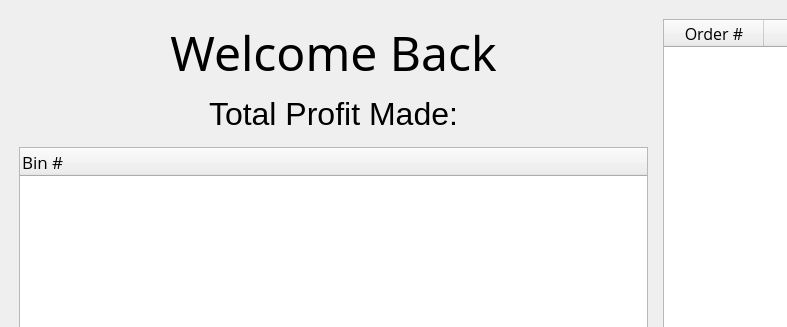
The window that cli_challenge/frontend/frontend.ui (JFielding7/CLI-Inventory-Managment-System) describes before a commit, drawn with Qt 5; both pictures show x 0 to 787 and y 0 to 327 of the 1311 by 835 pixel window.
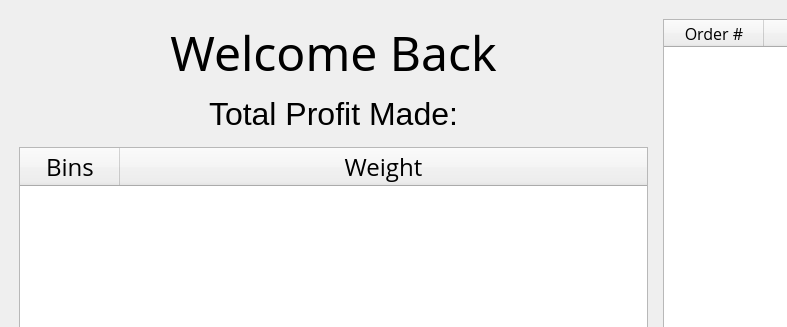
The same window after the commit.

Patch:
```diff
--- a/cli_challenge/frontend/frontend.ui
+++ b/cli_challenge/frontend/frontend.ui
@@ -92,13 +92,35 @@
            <widget class="QTreeWidget" name="bins">
             <column>
              <property name="text">
-              <string>Bin #</string>
+              <string>Bins</string>
              </property>
              <property name="font">
               <font>
                <family>Open Sans</family>
-               <pointsize>13</pointsize>
+               <pointsize>18</pointsize>
               </font>
+             </property>
+             <property name="textAlignment">
+              <set>AlignCenter</set>
+             </property>
+            </column>
+            <column>
+             <property name="text">
+              <string>Weight</string>
+             </property>
+             <property name="font">
+              <font>
+               <family>Open Sans</family>
+               <pointsize>18</pointsize>
+              </font>
+             </property>
+             <property name="textAlignment">
+              <set>AlignCenter</set>
+             </property>
+            </column>
+            <column>
+             <property name="text">
+              <string/>
              </property>
             </column>
             <item>
```
Left out of the diff: 12 changed lines with no effect on the pictures. Lines whose indentation alone changed are shown as unchanged.
